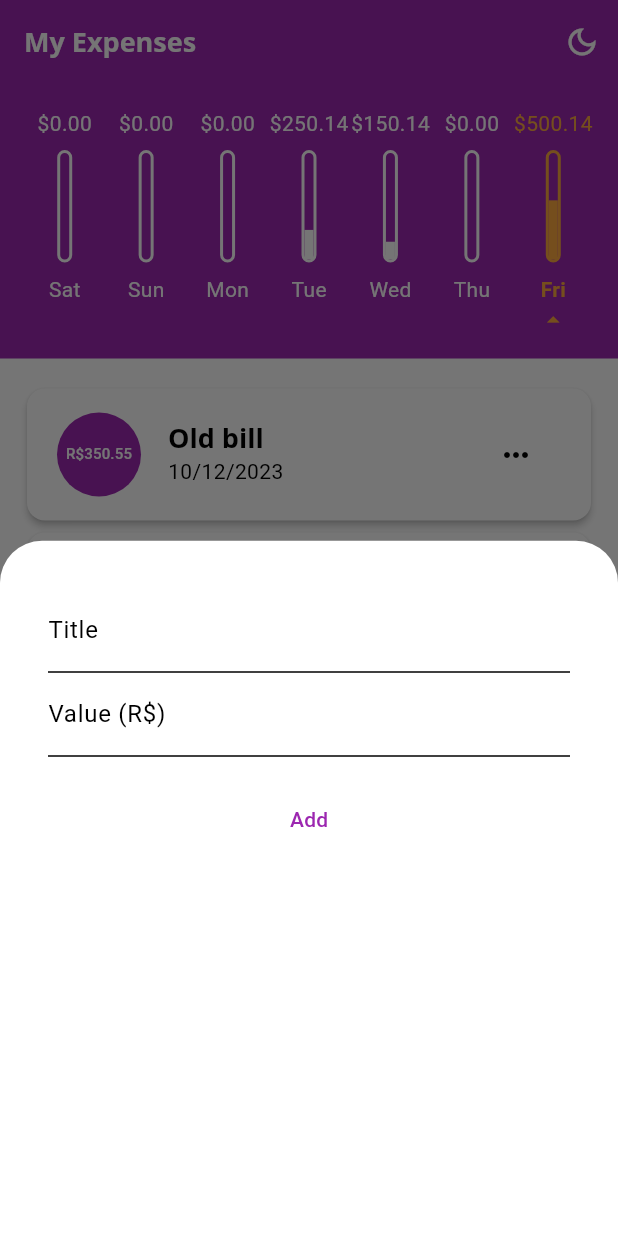
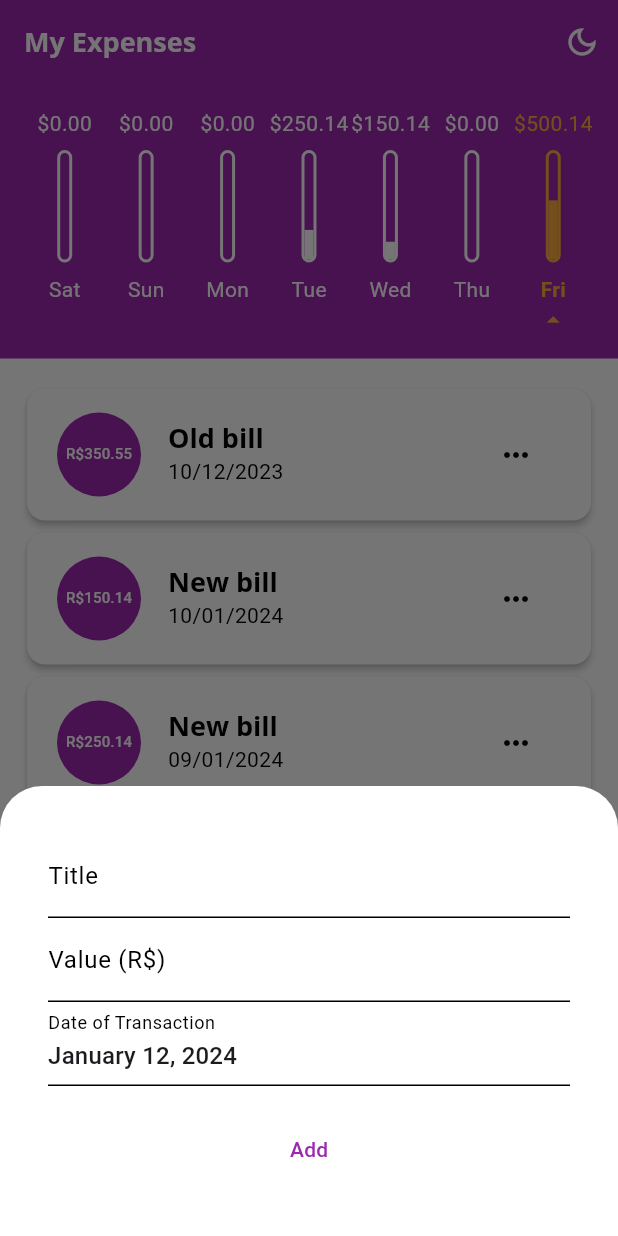
Before and after one commit to DeyvisonSLS/expenses-app, a Flutter app: the screen it shows after launch, after a tap on the "light mode" icon, after a tap on the "add" icon, on a phone screen of 412 x 824 dp. Run offline on Flutter 3.47's test engine with Material 3 defaults, Android fonts, the phone set to English and light mode, and no system bars; drawn by our look-alikes of date_field; our stand-ins replace fluttertoast.

Commit message:
Transaction form fully implemented.

```diff
--- a/lib/components/transaction_form.dart
+++ b/lib/components/transaction_form.dart
@@ -1,7 +1,9 @@
 import 'package:flutter/material.dart';
+import 'package:date_field/date_field.dart';
+import 'package:fluttertoast/fluttertoast.dart';
 
 class TransactionForm extends StatefulWidget {
-  final void Function(String, double) onSubmit;
+  final void Function(String, double, DateTime) onSubmit;
 
   const TransactionForm({super.key, required this.onSubmit});
 
@@ -12,49 +14,103 @@ class TransactionForm extends StatefulWidget {
 class _TransactionFormState extends State<TransactionForm> {
   final titleController = TextEditingController();
   final valueController = TextEditingController();
+  late DateTime? dateTimeSelected = DateTime.now();
+
+  final _formKey = GlobalKey<FormState>();
 
   void _submitForm() {
     final String title;
     final double value;
+    final DateTime date;
 
-    if (titleController.text.isNotEmpty || valueController.text.isNotEmpty) {
+    if (titleController.text.isNotEmpty ||
+        valueController.text.isNotEmpty ||
+        dateTimeSelected != null) {
       title = titleController.text;
       value = double.tryParse(valueController.text) ?? 0;
+      date = dateTimeSelected as DateTime;
     } else {
       return;
     }
 
     if (title.isEmpty || value <= 0) return;
 
-    widget.onSubmit(title, value);
+    widget.onSubmit(title, value, date);
   }
 
   @override
   Widget build(BuildContext context) {
-    return Container(
+    return Wrap(
+      children: [
+        Form(
+          key: _formKey,
+          child: Container(
             padding: const EdgeInsets.all(16.0),
             margin: const EdgeInsets.all(16.0),
             child: Column(
               children: [
-          TextField(
-            // onChanged: (newValue) => title = newValue,
+                TextFormField(
                   controller: titleController,
-            onSubmitted: (_) => _submitForm(),
-            decoration: const InputDecoration(labelText: 'Title'),
+                  validator: (value) {
+                    if (value == null || value.isEmpty) {
+                      return 'Please, put some title.';
+                    }
+                    return null;
+                  },
+                  decoration: const InputDecoration(
+                    labelText: 'Title',
+                    // errorText: "Please, put some title.",
                   ),
-          TextField(
-            // onChanged: (newValue) => value = newValue,
+                ),
+                TextFormField(
                   controller: valueController,
-            keyboardType: const TextInputType.numberWithOptions(decimal: true),
-            onSubmitted: (_) => _submitForm(),
-            decoration: const InputDecoration(labelText: 'Value (R\$)'),
+                  keyboardType:
+                      const TextInputType.numberWithOptions(decimal: true),
+                  decoration: const InputDecoration(
+                    labelText: 'Value (R\$)',
+                    // errorText: "Please, put some value.",
+                  ),
+                  validator: (value) {
+                    if (value == null || value.isEmpty) {
+                      return 'Please, put some value.';
+                    }
+                    return null;
+                  },
+                ),
+                DateTimeFormField(
+                  decoration: const InputDecoration(
+                    labelText: 'Date of Transaction',
+                  ),
+                  validator: (value) {
+                    if (value == null) {
+                      return 'Please, select some date.';
+                    }
+                    return null;
+                  },
+                  // initialValue: DateTime.now(),
+                  mode: DateTimeFieldPickerMode.date,
+                  initialValue: DateTime.now(),
+                  onChanged: (DateTime? value) => dateTimeSelected = value,
                 ),
                 Container(
                   width: double.infinity,
                   margin: const EdgeInsets.fromLTRB(0, 16, 0, 0),
                   child: TextButton(
                     onPressed: () {
+                      if (_formKey.currentState!.validate()) {
                         _submitForm();
+                        Fluttertoast.showToast(
+                          msg: "Transaction added!",
+                          toastLength: Toast.LENGTH_SHORT,
+                          gravity: ToastGravity.BOTTOM,
+                        );
+                      } else {
+                        Fluttertoast.showToast(
+                          msg: "Some fields needs attention. Review the form.",
+                          toastLength: Toast.LENGTH_SHORT,
+                          gravity: ToastGravity.TOP,
+                        );
+                      }
                     },
                     style: ButtonStyle(
                       padding: MaterialStateProperty.all(
@@ -66,6 +122,9 @@ class _TransactionFormState extends State<TransactionForm> {
                 )
               ],
             ),
+          ),
+        ),
+      ],
     );
   }
 }
--- a/lib/home_page.dart
+++ b/lib/home_page.dart
@@ -57,12 +57,12 @@ class _HomePageState extends State<HomePage> {
 
   bool _pressed = false;
 
-  _addTransaction(String title, double value) {
+  _addTransaction(String title, double value, DateTime dateSelected) {
     final newTransaction = Transaction(
       id: Random().nextDouble().toString(),
       title: title,
       value: value,
-      date: DateTime.now(),
+      date: dateSelected,
     );
 
     setState(() {
--- a/lib/main.dart
+++ b/lib/main.dart
@@ -3,8 +3,14 @@ import 'package:flutter/material.dart';
 import 'package:provider/provider.dart';
 
 import 'home_page.dart';
+import 'package:intl/intl_standalone.dart'
+    if (dart.library.html) 'package:intl/intl_browser.dart';
 
-main() => runApp(const ExpensesApp());
+Future<void> main() async {
+  WidgetsFlutterBinding.ensureInitialized();
+  await findSystemLocale();
+  runApp(const ExpensesApp());
+}
 
 class ExpensesApp extends StatefulWidget {
   const ExpensesApp({super.key});
--- a/pubspec.yaml
+++ b/pubspec.yaml
@@ -33,6 +33,8 @@ dependencies:
   flutter:
     sdk: flutter
   intl: ^0.18.1
+  date_field: ^4.0.1
+  fluttertoast: ^8.2.4
 
 
 
```
Also changed, not shown: pubspec.lock, 1 other file. Lines whose indentation alone changed are shown as unchanged.
